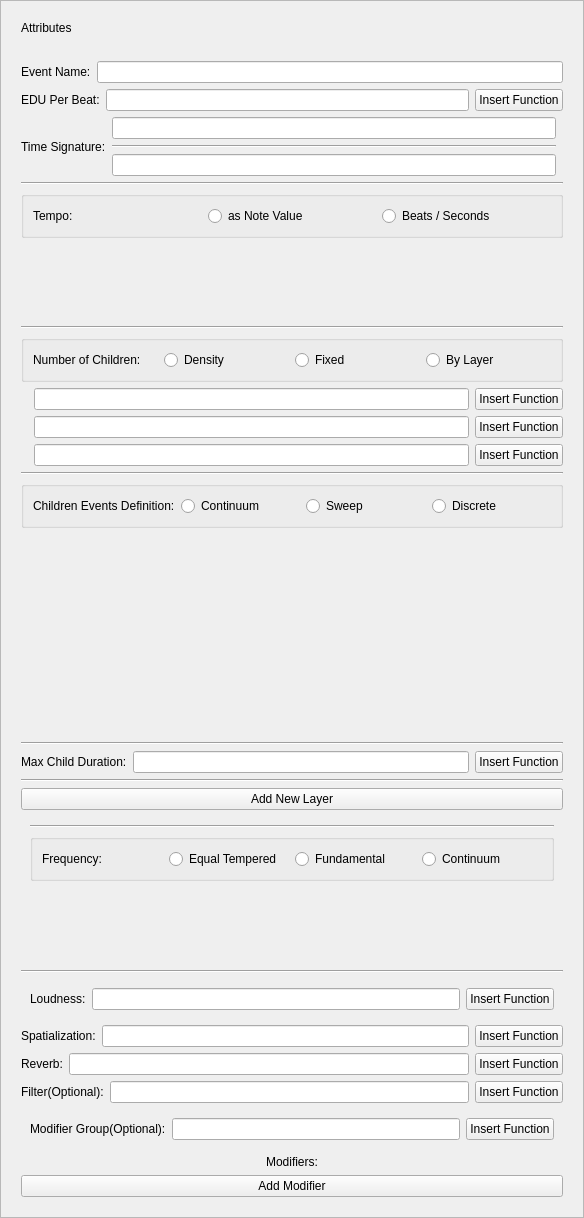
Qt form LASSIE/src/ui/Attributes.ui (DiyunZ/dissco) before a commit.
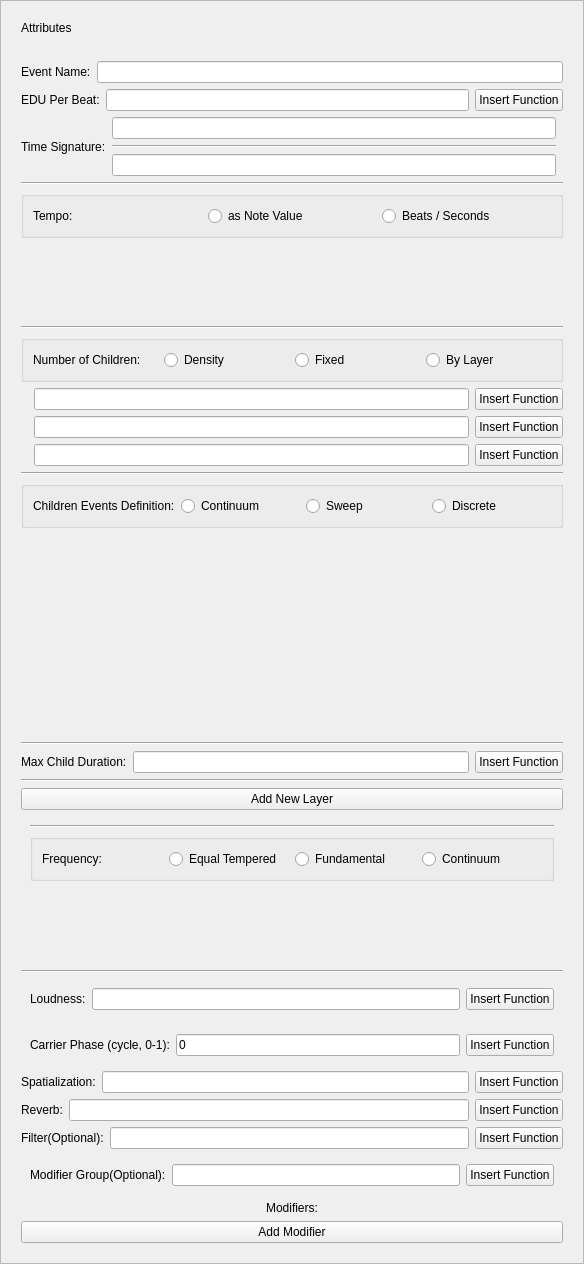
The same form after that commit. The open tabs and pages were chosen to show the change.

Commit message: Implement phase modulation support

Diff of the .ui file:
```diff
--- a/LASSIE/src/ui/Attributes.ui
+++ b/LASSIE/src/ui/Attributes.ui
@@ -823,6 +823,33 @@
                         </layout>
                         </widget>
                         </item>
+                        <item>
+                        <widget class="QWidget" name="phaseContainer">
+                        <property name="toolTip">
+                            <string>Initial carrier phase as a normalized cycle: 0 = 0 degrees, 0.25 = 90 degrees, and 1 = 360 degrees.</string>
+                        </property>
+                        <layout class="QHBoxLayout" name="phaseLayout">
+                            <item>
+                                <widget class="QLabel" name="phaseLabel">
+                                <property name="text"><string>Carrier Phase (cycle, 0-1):</string></property>
+                                </widget>
+                            </item>
+                            <item>
+                                <widget class="QLineEdit" name="phaseEntry">
+                                <property name="text"><string>0</string></property>
+                                <property name="placeholderText"><string>0-1 normalized cycle</string></property>
+                                </widget>
+                            </item>
+                            <item>
+                                <widget class="QPushButton" name="BSPhaseButton">
+                                <property name="text">
+                                    <string>Insert Function</string>
+                                </property>
+                                </widget>
+                            </item>
+                        </layout>
+                        </widget>
+                        </item>
                         <item>
                         <layout class="QHBoxLayout" name="spaLayout">
                             <item>
```
The commit also changes 22 other files.
